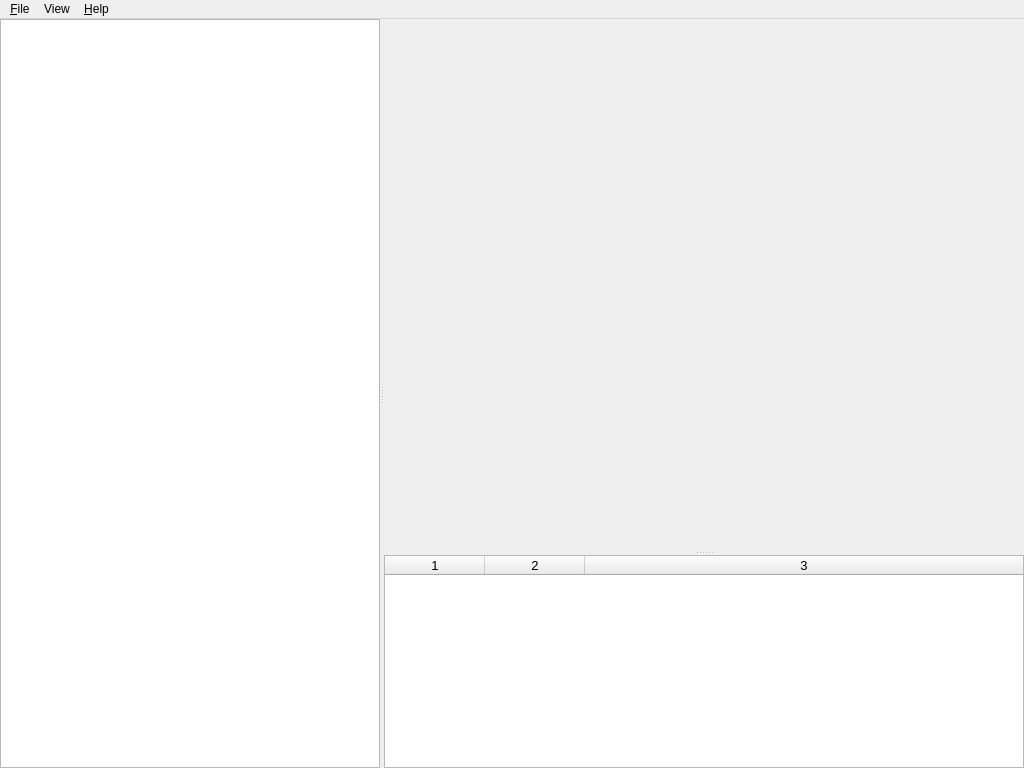
Old version of the form src/gui/applicationwindow_view.ui in the repository eseo-emc/emctestbench.
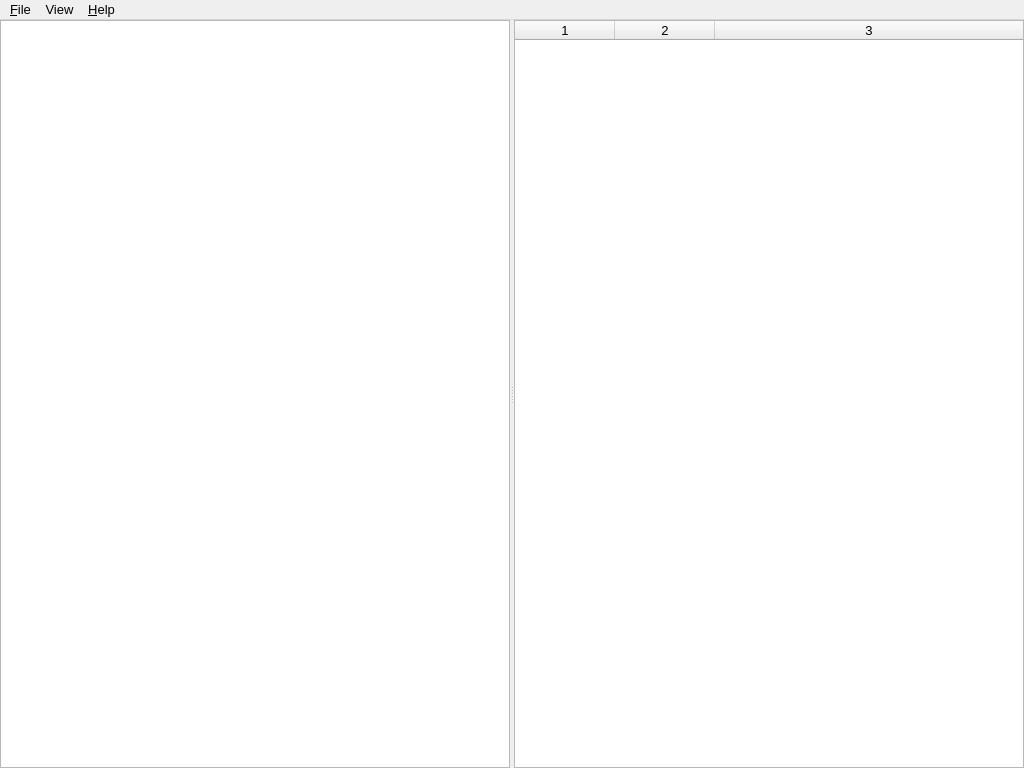
New version of the form. Custom widgets are drawn as their Qt base class.

Commit message: Removal of the inspector, correct event handling in Experiment GUI

The edit to the form file:
```diff
--- a/src/gui/applicationwindow_view.ui
+++ b/src/gui/applicationwindow_view.ui
@@ -10,6 +10,11 @@
     <height>768</height>
    </rect>
   </property>
+  <property name="font">
+   <font>
+    <pointsize>10</pointsize>
+   </font>
+  </property>
   <property name="windowTitle">
    <string>EMC Testbench</string>
   </property>
@@ -30,11 +35,6 @@
         </property>
         <item>
          <widget class="SystemTreeWidget" name="systemTree">
-          <property name="font">
-           <font>
-            <pointsize>10</pointsize>
-           </font>
-          </property>
           <property name="contextMenuPolicy">
            <enum>Qt::CustomContextMenu</enum>
           </property>
@@ -66,26 +66,7 @@
        <property name="orientation">
         <enum>Qt::Vertical</enum>
        </property>
-       <widget class="QWidget" name="inspector" native="true">
-        <property name="sizePolicy">
-         <sizepolicy hsizetype="Preferred" vsizetype="Preferred">
-          <horstretch>0</horstretch>
-          <verstretch>0</verstretch>
-         </sizepolicy>
-        </property>
-        <property name="minimumSize">
-         <size>
-          <width>640</width>
-          <height>480</height>
-         </size>
-        </property>
-       </widget>
        <widget class="LogWidget" name="logView">
-        <property name="font">
-         <font>
-          <pointsize>10</pointsize>
-         </font>
-        </property>
         <property name="editTriggers">
          <set>QAbstractItemView::NoEditTriggers</set>
         </property>
@@ -146,7 +127,7 @@
      <x>0</x>
      <y>0</y>
      <width>1024</width>
-     <height>18</height>
+     <height>21</height>
     </rect>
    </property>
    <widget class="QMenu" name="menuFile">
```
The commit also changes 6 other files.
